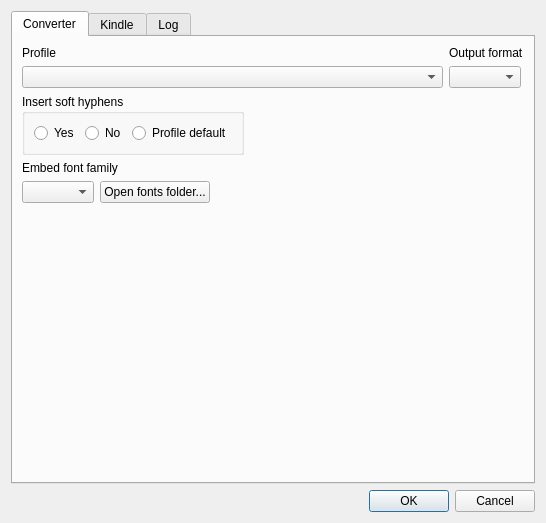
Old version of the form ui/SettingsDialog.ui in the repository rupor-github/fb2mobi.
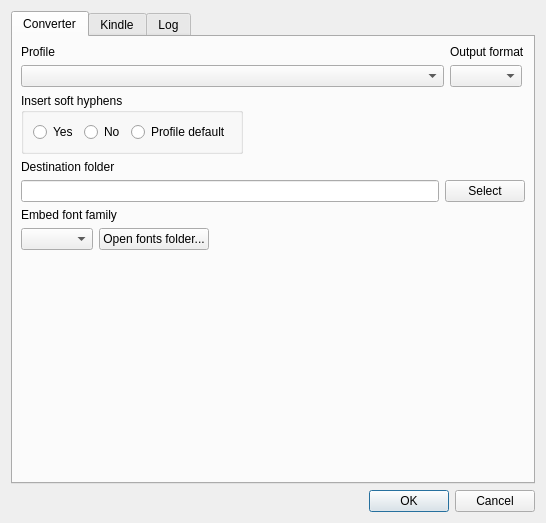
New version of the form.

Diff of the .ui file:
```diff
--- a/ui/SettingsDialog.ui
+++ b/ui/SettingsDialog.ui
@@ -23,6 +23,20 @@
       <attribute name="title">
        <string>Converter</string>
       </attribute>
+      <layout class="QGridLayout" name="gridLayout_6">
+       <property name="leftMargin">
+        <number>8</number>
+       </property>
+       <property name="topMargin">
+        <number>8</number>
+       </property>
+       <property name="rightMargin">
+        <number>8</number>
+       </property>
+       <property name="bottomMargin">
+        <number>8</number>
+       </property>
+       <item row="0" column="0">
       <layout class="QVBoxLayout" name="verticalLayout">
        <item>
         <layout class="QGridLayout" name="gridLayout_2">
@@ -113,6 +127,27 @@
          </layout>
         </widget>
        </item>
+         <item>
+          <widget class="QLabel" name="label_10">
+           <property name="text">
+            <string>Destination folder</string>
+           </property>
+          </widget>
+         </item>
+         <item>
+          <layout class="QHBoxLayout" name="horizontalLayout_4">
+           <item>
+            <widget class="QLineEdit" name="lineDestFolder"/>
+           </item>
+           <item>
+            <widget class="QPushButton" name="btnSelectDestFolder">
+             <property name="text">
+              <string>Select</string>
+             </property>
+            </widget>
+           </item>
+          </layout>
+         </item>
        <item>
         <widget class="QLabel" name="label_5">
          <property name="text">
@@ -168,6 +203,8 @@
         </spacer>
        </item>
       </layout>
+       </item>
+      </layout>
      </widget>
      <widget class="QWidget" name="tab_2">
       <attribute name="title">
```
Left out of the diff: 28 changed lines with no effect on the pictures. Lines whose indentation alone changed are shown as unchanged.
